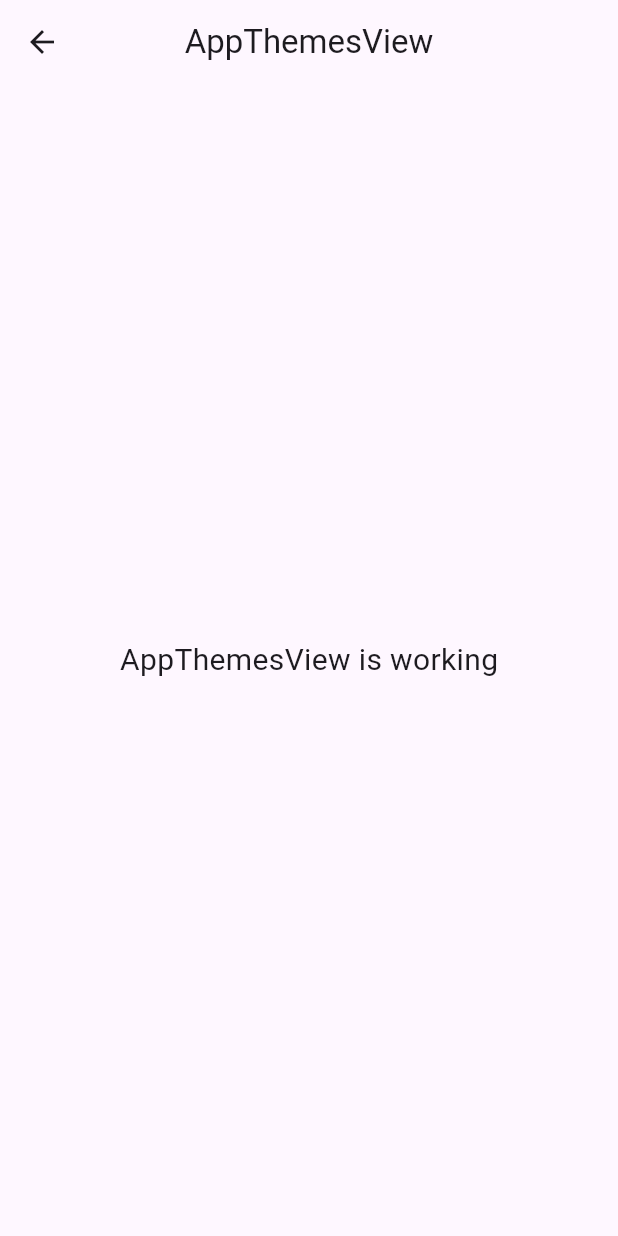
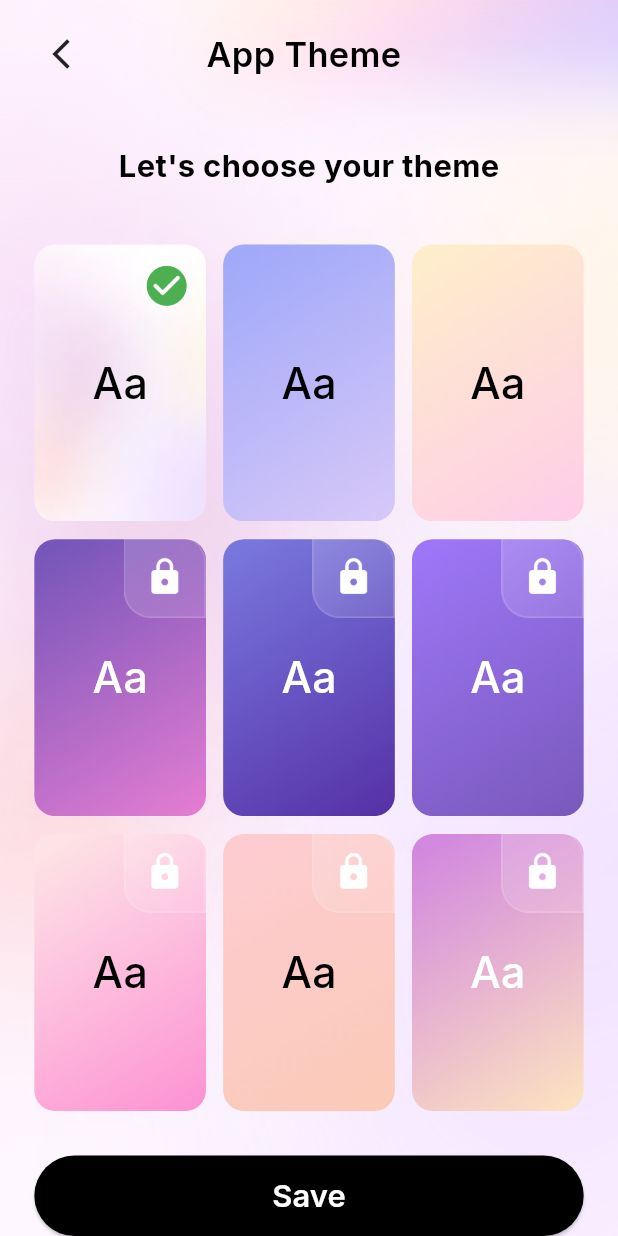
Before and after one commit to harshitsagar/affirmations_app, a Flutter app: the AppThemesView screen opened by its route, on a phone screen of 412 x 824 dp. Run offline on Flutter 3.47's test engine with Material 3 defaults, Android fonts, the phone set to English and light mode, and no system bars; our stand-ins replace flutter_screenutil, flutter_svg, get, get_storage, google_fonts, shared_preferences; accounts and stored records are empty.

Commit message:
completed app theme screen UI

```diff
--- a/lib/app/modules/screens/common/app_settings/app_themes/controllers/app_themes_controller.dart
+++ b/lib/app/modules/screens/common/app_settings/app_themes/controllers/app_themes_controller.dart
@@ -1,23 +1,77 @@
+import 'package:affirmations_app/app/data/components/images_path.dart';
+import 'package:affirmations_app/app/routes/app_pages.dart';
 import 'package:get/get.dart';
+import 'package:flutter/material.dart';
 
 class AppThemesController extends GetxController {
-  //TODO: Implement AppThemesController
+  final List<String> themeImages = [
+    theme1,
+    theme2,
+    theme3,
+    theme4,
+    theme5,
+    theme6,
+    theme7,
+    theme8,
+    theme9,
+  ];
 
-  final count = 0.obs;
+  // List to track which themes are locked (index-based)
+  final List<bool> lockedThemes = [
+    false, // first theme is unlocked
+    false, // second theme is unlocked
+    false, // third theme is unlocked
+    true,  // fourth theme is locked
+    true,  // fifth theme is locked
+    true,  // sixth theme is locked
+    true,  // seventh theme is locked
+    true,  // eighth theme is locked
+    true,  // ninth theme is locked
+  ];
+
+  // Observable selected theme index
+  var selectedTheme = 0.obs;
+
+  // Track premium status
+  var isPremium = false.obs;
+
+  // Hardcoded text colors for each theme (can be replaced with API data later)
+  final List<Color> themeTextColors = [
+    Colors.black,
+    Colors.black,
+    Colors.black,
+    Colors.white,
+    Colors.white,
+    Colors.white,
+    Colors.black,
+    Colors.black,
+    Colors.white,
+  ];
+
   @override
   void onInit() {
     super.onInit();
+    isPremium.value = false;
   }
 
-  @override
-  void onReady() {
-    super.onReady();
+  void selectTheme(int index) {
+    if (isPremium.value || !lockedThemes[index]) {
+      selectedTheme.value = index;
+      update(); // This triggers the UI to refresh
+    } else {
+      Get.toNamed(Routes.SUBSCRIPTION_SCREEN);
+    }
   }
 
-  @override
-  void onClose() {
-    super.onClose();
+  void saveTheme() {
+    print('Selected theme: ${selectedTheme.value}');
+    Get.back();
   }
 
-  void increment() => count.value++;
+  // Method to update text colors when API is available
+  void updateTextColors(List<Color> colors) {
+    themeTextColors.clear();
+    themeTextColors.addAll(colors);
+    update();
+  }
 }
--- a/lib/app/modules/screens/common/app_settings/app_themes/views/app_themes_view.dart
+++ b/lib/app/modules/screens/common/app_settings/app_themes/views/app_themes_view.dart
@@ -1,22 +1,156 @@
+import 'package:affirmations_app/app/data/components/images_path.dart';
+import 'package:affirmations_app/app/widgets/customAppbar.dart';
 import 'package:flutter/material.dart';
-
+import 'package:flutter_screenutil/flutter_screenutil.dart';
 import 'package:get/get.dart';
-
+import 'package:google_fonts/google_fonts.dart';
 import '../controllers/app_themes_controller.dart';
 
 class AppThemesView extends GetView<AppThemesController> {
   const AppThemesView({super.key});
+
   @override
   Widget build(BuildContext context) {
     return Scaffold(
-      appBar: AppBar(
-        title: const Text('AppThemesView'),
-        centerTitle: true,
-      ),
-      body: const Center(
-        child: Text(
-          'AppThemesView is working',
-          style: TextStyle(fontSize: 20),
+      body: Container(
+        width: double.infinity,
+        height: double.infinity,
+        decoration: const BoxDecoration(
+          image: DecorationImage(
+            image: AssetImage(bgImage2),
+            fit: BoxFit.cover,
+          ),
+        ),
+        child: SafeArea(
+          child: Padding(
+            padding: EdgeInsets.only(left: 20.w, right: 20.w, top: 10.h),
+            child: Column(
+              crossAxisAlignment: CrossAxisAlignment.center,
+              children: [
+                // Custom App Bar with back button
+                CustomAppBar(title: "App Theme"),
+
+                SizedBox(height: 30.h),
+
+                // Title Text
+                Text(
+                  "Let's choose your theme",
+                  style: GoogleFonts.inter(
+                    fontSize: 18.sp,
+                    fontWeight: FontWeight.w700,
+                    color: Colors.black,
+                  ),
+                ),
+
+                SizedBox(height: 32.h),
+
+                // Theme Grid
+                Expanded(
+                  child: GetBuilder<AppThemesController>(
+                    builder: (controller) {
+                      return GridView.builder(
+                        gridDelegate: SliverGridDelegateWithFixedCrossAxisCount(
+                          crossAxisCount: 3,
+                          crossAxisSpacing: 10.w,
+                          mainAxisSpacing: 10.h,
+                          childAspectRatio: 0.62,
+                        ),
+                        itemCount: controller.themeImages.length,
+                        itemBuilder: (context, index) {
+                          bool isSelected = controller.selectedTheme.value == index;
+                          bool isLocked = !controller.isPremium.value &&
+                              controller.lockedThemes[index];
+
+                          return GestureDetector(
+                            onTap: () => controller.selectTheme(index),
+                            child: Stack(
+                              alignment: Alignment.center,
+                              children: [
+                                // Theme Container
+                                Container(
+                                  decoration: BoxDecoration(
+                                    borderRadius: BorderRadius.circular(12.r),
+                                    image: DecorationImage(
+                                      image: AssetImage(controller.themeImages[index]),
+                                      fit: BoxFit.cover,
+                                    ),
+                                  ),
+                                  child: Center(
+                                    child: Text(
+                                      "Aa",
+                                      style: GoogleFonts.inter(
+                                        fontSize: 25.sp,
+                                        fontWeight: FontWeight.w500,
+                                        color: controller.themeTextColors[index],
+                                      ),
+                                    ),
+                                  ),
+                                ),
+
+                                // Selection indicator
+                                if (isSelected)
+                                  Positioned(
+                                    top: 8.h,
+                                    right: 8.w,
+                                    child: Image.asset(
+                                      greenTickIcon,
+                                      width: 30.w,
+                                      height: 30.h,
+                                    ),
+                                  ),
+
+                                // Lock overlay for locked themes
+                                if (isLocked)
+                                  Positioned(
+                                    top: -3.h,
+                                    right: 0.w,
+                                    child: Container(
+                                      decoration: BoxDecoration(
+                                        borderRadius: BorderRadius.circular(12.r),
+                                      ),
+                                      child: Center(
+                                        child: Image.asset(
+                                          lockIcon,
+                                          width: 48.w,
+                                          height: 48.h,
+                                        ),
+                                      ),
+                                    ),
+                                  ),
+                              ],
+                            ),
+                          );
+                        },
+                      );
+                    },
+                  ),
+                ),
+
+                // Save Button
+                Padding(
+                  padding: EdgeInsets.only(top: 16.h),
+                  child: ElevatedButton(
+                    onPressed: controller.saveTheme,
+                    style: ElevatedButton.styleFrom(
+                      backgroundColor: Colors.black,
+                      shape: RoundedRectangleBorder(
+                        borderRadius: BorderRadius.circular(24.r),
+                      ),
+                      minimumSize: Size(double.infinity, 45.h),
+                    ),
+                    child: Text(
+                      "Save",
+                      style: GoogleFonts.inter(
+                        fontSize: 18.sp,
+                        fontWeight: FontWeight.w600,
+                        color: Colors.white,
+                      ),
+                    ),
+                  ),
+                ),
+              ],
+            ),
+          ),
         ),
       ),
     );
```
